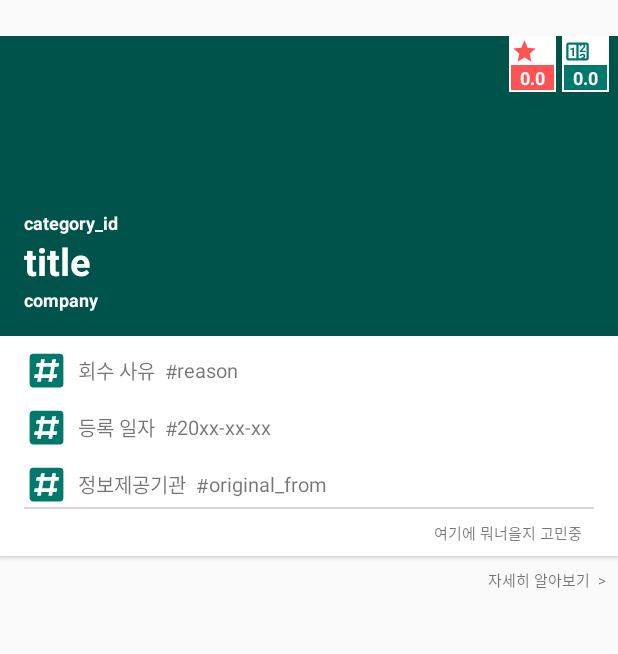
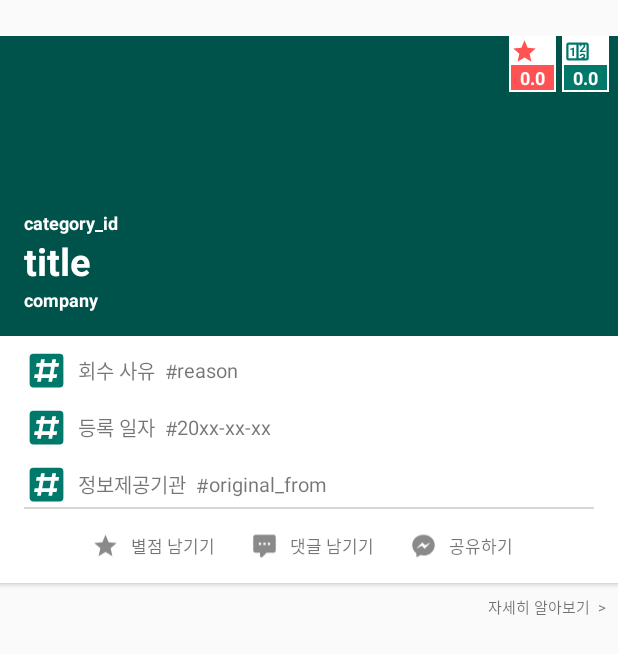
Before and after one commit to HyowonAn/MayIUseIt, an Android app: the layout list_item_document.xml on its own in the app's theme, with its tools: preview values and no code run, on a phone screen of 412 x 824 dp. Shown: the top 654 px of the screen. Run offline under Robolectric (Android 15) with nearby library versions, the phone set to English and light mode, and no system bars.

Commit message:
change minor bug

```diff
--- a/app/src/main/java/net/uprin/mayiuseit/rest/DocumentsAdater.java
+++ b/app/src/main/java/net/uprin/mayiuseit/rest/DocumentsAdater.java
@@ -74,7 +74,7 @@ public class DocumentsAdater extends RecyclerView.Adapter<DocumentsAdater.Docume
         holder.original_from.setText(documentLists.get(position).getOriginal_from());
         holder.rgsde.setText(documentLists.get(position).getRgsde());
         holder.readed_count.setText(""+documentLists.get(position).getReaded_count());
-        holder.rated_count.setText(""+documentLists.get(position).getRated_count());
+        holder.rated_count.setText(String.format("%.1f",documentLists.get(position).getRated_count()));
        // Glide.with(context).load(R.drawable.visit_background).into(visit);
 
         Glide.with(context).load(documentLists.get(position).getImg_slr()).into(holder.imageView);
--- /dev/null
+++ b/app/src/main/res/drawable/comment.xml
@@ -0,0 +1,8 @@
+<!-- drawable/comment_processing.xml -->
+<vector xmlns:android="http://schemas.android.com/apk/res/android"
+    android:height="12dp"
+    android:width="12dp"
+    android:viewportWidth="24"
+    android:viewportHeight="24">
+    <path android:fillColor="#000" android:pathData="M9,22A1,1 0 0,1 8,21V18H4A2,2 0 0,1 2,16V4C2,2.89 2.9,2 4,2H20A2,2 0 0,1 22,4V16A2,2 0 0,1 20,18H13.9L10.2,21.71C10,21.9 9.75,22 9.5,22V22H9M17,11V9H15V11H17M13,11V9H11V11H13M9,11V9H7V11H9Z" />
+</vector>
--- a/app/src/main/res/layout/list_item_document.xml
+++ b/app/src/main/res/layout/list_item_document.xml
@@ -188,10 +188,10 @@
                     android:id="@+id/reason"
                     android:layout_width="wrap_content"
                     android:layout_height="match_parent"
-                    android:maxLines="2"
+                    android:maxLines="1"
                     android:text="reason"
                     android:textSize="13dp"
-                    android:gravity = "center" />
+                    android:gravity = "left|center" />
 
             </LinearLayout>
 
@@ -267,14 +267,82 @@
                 android:padding="8dp"
                 android:layout_centerInParent="true"
                 android:background="#D8D8D8"/>
-            <TextView
+
+            <LinearLayout
                 android:layout_width="match_parent"
-                android:layout_height="match_parent"
+                android:layout_height="wrap_content"
+                android:orientation="horizontal"
                 android:padding="8dp"
-                android:maxLines="1"
-                android:text="여기에 뭐너을지 고민중"
-                android:gravity = "right"
-                android:textSize="10dp" />
+                android:gravity="center">
+                <LinearLayout
+                    android:layout_width="wrap_content"
+                    android:layout_height="wrap_content"
+                    android:paddingLeft="8dp"
+                    android:paddingRight="8dp">
+                    <ImageView
+                        android:layout_width="18dp"
+                        android:layout_height="match_parent"
+                        android:src="@drawable/star"
+                        android:tint="@color/colorGreyLight"
+                        android:gravity="center_horizontal"/>
+
+                    <TextView
+                        android:layout_width="wrap_content"
+                        android:layout_height="wrap_content"
+                        android:gravity="center_horizontal"
+                        android:maxLines="1"
+                        android:padding="8dp"
+                        android:text="별점 남기기"
+                        android:textSize="11dp" />
+
+                </LinearLayout>
+                <LinearLayout
+                    android:layout_width="wrap_content"
+                    android:layout_height="wrap_content"
+                    android:paddingLeft="8dp"
+                    android:paddingRight="8dp">
+                    <ImageView
+                        android:layout_width="18dp"
+                        android:layout_height="match_parent"
+                        android:src="@drawable/comment"
+                        android:tint="@color/colorGreyLight"
+                        android:gravity="center_horizontal"/>
+
+                    <TextView
+                        android:layout_width="wrap_content"
+                        android:layout_height="wrap_content"
+                        android:gravity="center_horizontal"
+                        android:maxLines="1"
+                        android:padding="8dp"
+                        android:text="댓글 남기기"
+                        android:textSize="11dp" />
+
+                </LinearLayout>
+                <LinearLayout
+                    android:layout_width="wrap_content"
+                    android:layout_height="wrap_content"
+                    android:paddingLeft="8dp"
+                    android:paddingRight="8dp">
+                    <ImageView
+                        android:layout_width="18dp"
+                        android:layout_height="match_parent"
+                        android:src="@drawable/social_network_icon"
+                        android:tint="@color/colorGreyLight"
+                        android:gravity="center_horizontal"/>
+
+                    <TextView
+                        android:layout_width="wrap_content"
+                        android:layout_height="wrap_content"
+                        android:gravity="center_horizontal"
+                        android:maxLines="1"
+                        android:padding="8dp"
+                        android:text="공유하기"
+                        android:textSize="11dp" />
+
+                </LinearLayout>
+
+            </LinearLayout>
+
 
 
             </LinearLayout>
```
